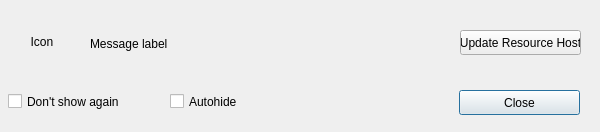
First picture: the form in hub/forms/DlgNotification.ui, repository subutai-io/control-center, before the edit.
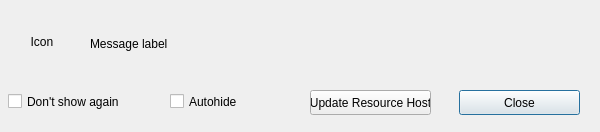
Second picture: the form after the edit.

The edit to the form file:
```diff
--- a/hub/forms/DlgNotification.ui
+++ b/hub/forms/DlgNotification.ui
@@ -46,7 +46,7 @@
     <rect>
      <x>90</x>
      <y>13</y>
-     <width>361</width>
+     <width>481</width>
      <height>61</height>
     </rect>
    </property>
@@ -102,8 +102,8 @@
   <widget class="QPushButton" name="btn_action">
    <property name="geometry">
     <rect>
-     <x>460</x>
-     <y>30</y>
+     <x>310</x>
+     <y>90</y>
      <width>121</width>
      <height>25</height>
     </rect>
```
